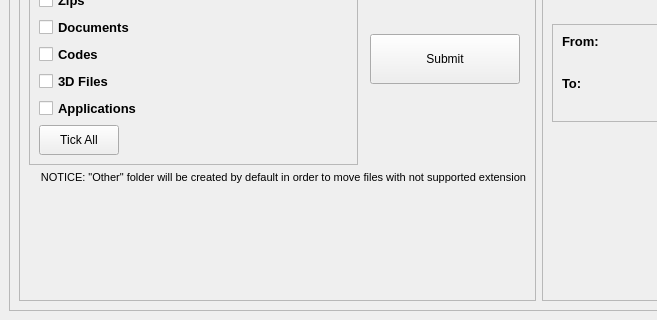
This is ui/interface.ui in oleksharh/FileOrganizerApplication as Qt 5 draws it before an edit; both pictures show x 0 to 657 and y 360 to 680 of the 1078 by 680 pixel window. The edited form follows.
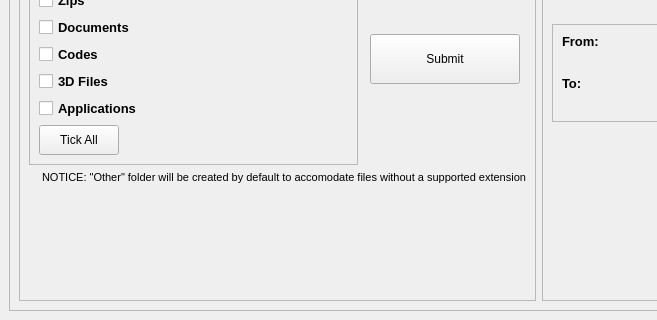
This is the edited form.

Commit message: improved button response

Patch:
```diff
--- a/ui/interface.ui
+++ b/ui/interface.ui
@@ -117,7 +117,7 @@
              </font>
             </property>
             <property name="text">
-             <string>NOTICE: &quot;Other&quot; folder will be created by default in order to move files with not supported extension</string>
+             <string>NOTICE: &quot;Other&quot; folder will be created by default to accomodate files without a supported extension</string>
             </property>
             <property name="alignment">
              <set>Qt::AlignRight|Qt::AlignTrailing|Qt::AlignVCenter</set>
```
The commit also changes 2 other files.
